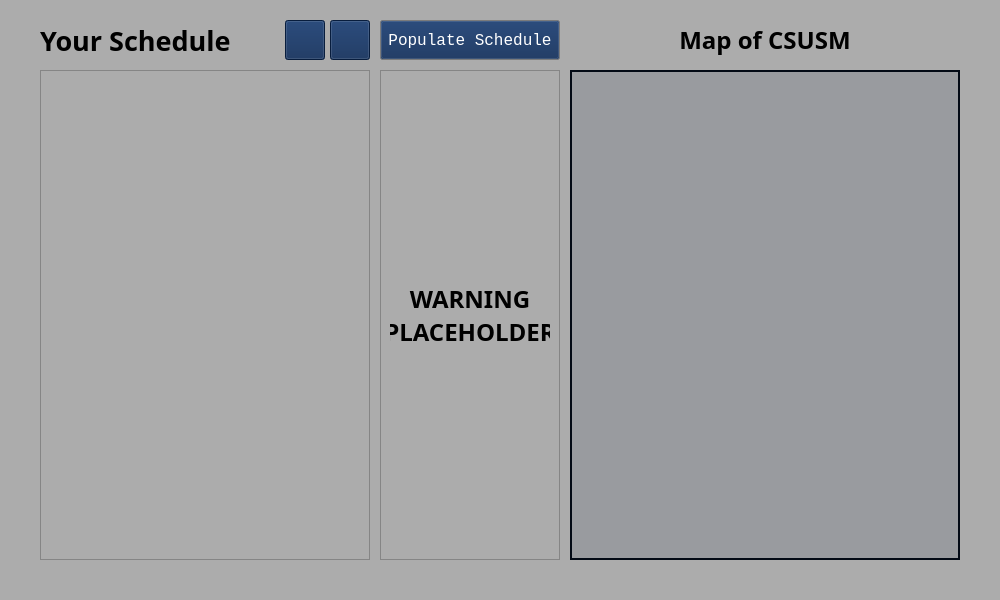
First picture: the form in 370-project/mainwindow.ui, repository rochanehurst/CS370-Team3, before the edit.
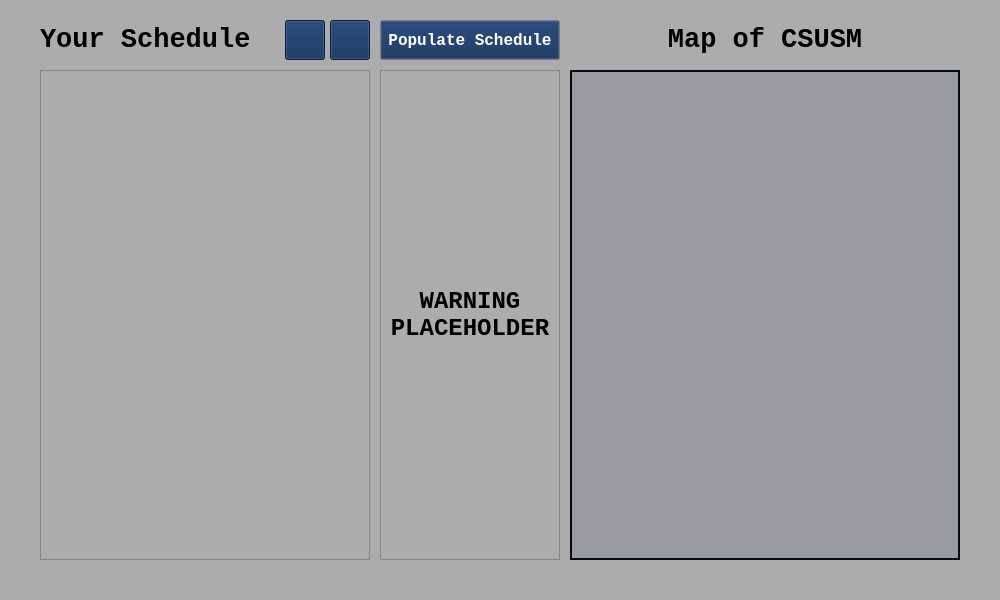
Second picture: the form after the edit. Icons and pictures are not drawn.

Diff of the .ui file:
```diff
--- a/370-project/mainwindow.ui
+++ b/370-project/mainwindow.ui
@@ -655,7 +655,7 @@
         </property>
         <property name="font">
          <font>
-          <family>Trebuchet MS</family>
+          <family>Courier New</family>
           <pointsize>20</pointsize>
           <bold>true</bold>
          </font>
@@ -843,7 +843,7 @@
           </property>
           <property name="font">
            <font>
-            <family>Trebuchet MS</family>
+            <family>Courier New</family>
             <pointsize>18</pointsize>
             <bold>true</bold>
            </font>
@@ -885,8 +885,8 @@
       </property>
       <property name="font">
        <font>
-        <family>Trebuchet MS</family>
-        <pointsize>18</pointsize>
+        <family>Courier New</family>
+        <pointsize>20</pointsize>
         <bold>true</bold>
        </font>
       </property>
@@ -936,8 +936,9 @@
       </property>
       <property name="font">
        <font>
-        <family>Lucida Console</family>
+        <family>Courier New</family>
         <pointsize>12</pointsize>
+        <bold>true</bold>
        </font>
       </property>
       <property name="cursor">
```
